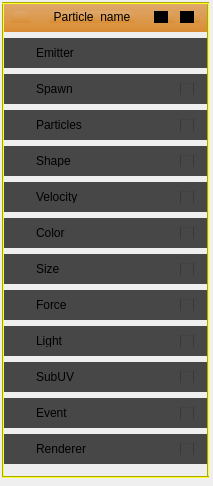
Above: Gems/OpenParticleSystem/Tools/OpenParticleSystemEditor/Window/ParticleItemWidget.ui from o3de/o3de before the change. Below: the same form after it.
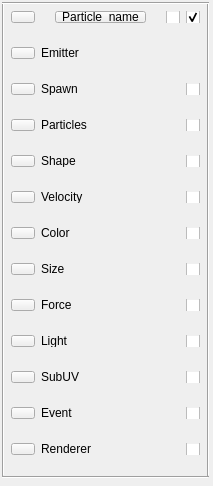
That is the form after the change. Icons and pictures are not drawn. Custom widgets are drawn as their Qt base class.

Commit message: Flatten the missing styles of the Editor and tools, at the Oct 28 cost

```diff
--- a/Gems/OpenParticleSystem/Tools/OpenParticleSystemEditor/Window/ParticleItemWidget.ui
+++ b/Gems/OpenParticleSystem/Tools/OpenParticleSystemEditor/Window/ParticleItemWidget.ui
@@ -55,14 +55,6 @@
         <height>30</height>
        </size>
       </property>
-      <property name="styleSheet">
-       <string notr="true">background-color: qlineargradient(spread:pad, x1:0, x2:0, y1:0, y2:1, stop:0 rgba(223, 169, 112, 255), stop:1 rgba(217, 141, 50, 255));
-border-top-left-radius: 8px;
-border-top-right-radius: 8px;
-border-bottom-left-radius: 1px;
-border-bottom-right-radius: 1px;
-</string>
-      </property>
       <layout class="QHBoxLayout" name="horizontalLayout_13">
        <item>
         <widget class="QToolButton" name="toolButton">
@@ -115,12 +107,6 @@
            <verstretch>0</verstretch>
           </sizepolicy>
          </property>
-         <property name="styleSheet">
-          <string notr="true">
-               QCheckBox::indicator:unchecked{image: url(:/Gallery/Asset_File.svg);}
-               QCheckBox::indicator:checked{image: url(:/Gallery/Favorite_File.svg);}
-             </string>
-         </property>
          <property name="text">
           <string/>
          </property>
@@ -137,10 +123,6 @@
            <verstretch>0</verstretch>
           </sizepolicy>
          </property>
-         <property name="styleSheet">
-          <string notr="true">QCheckBox::indicator:unchecked{image: url(:/stylesheet/img/UI20/checkbox/off.svg);}
-QCheckBox::indicator:checked{image: url(:/stylesheet/img/UI20/checkbox/on.svg);}</string>
-         </property>
          <property name="text">
           <string/>
          </property>
@@ -160,10 +142,6 @@
         <height>30</height>
        </size>
       </property>
-      <property name="styleSheet">
-       <string notr="true">background-color: #474747;
-border-radius: 1px;</string>
-      </property>
       <layout class="QHBoxLayout" name="horizontalLayout_25">
        <item>
         <widget class="QToolButton" name="toolButton_21">
@@ -194,10 +172,6 @@
         <height>30</height>
        </size>
       </property>
-      <property name="styleSheet">
-       <string notr="true">background-color: #474747;
-border-radius: 1px;</string>
-      </property>
       <layout class="QHBoxLayout" name="horizontalLayout_24">
        <item>
         <widget class="QToolButton" name="toolButton_20">
@@ -225,10 +199,6 @@
            <verstretch>0</verstretch>
           </sizepolicy>
          </property>
-         <property name="styleSheet">
-          <string notr="true">QCheckBox::indicator:unchecked{image: url(:/stylesheet/img/UI20/checkbox/off.svg);}
-QCheckBox::indicator:checked{image: url(:/stylesheet/img/UI20/checkbox/on.svg);}</string>
-         </property>
          <property name="text">
           <string/>
          </property>
@@ -245,10 +215,6 @@
         <height>30</height>
        </size>
       </property>
-      <property name="styleSheet">
-       <string notr="true">background-color: #474747;
-border-radius: 1px;</string>
-      </property>
       <layout class="QHBoxLayout" name="horizontalLayout_17">
        <item>
         <widget class="QToolButton" name="toolButton_10">
@@ -276,10 +242,6 @@
            <verstretch>0</verstretch>
           </sizepolicy>
          </property>
-         <property name="styleSheet">
-          <string notr="true">QCheckBox::indicator:unchecked{image: url(:/stylesheet/img/UI20/checkbox/off.svg);}
-QCheckBox::indicator:checked{image: url(:/stylesheet/img/UI20/checkbox/on.svg);}</string>
-         </property>
          <property name="text">
           <string/>
          </property>
@@ -296,10 +258,6 @@
         <height>30</height>
        </size>
       </property>
-      <property name="styleSheet">
-       <string notr="true">background-color: #474747;
-border-radius: 1px;</string>
-      </property>
       <layout class="QHBoxLayout" name="horizontalLayout_18">
        <item>
         <widget class="QToolButton" name="toolButton_11">
@@ -327,10 +285,6 @@
            <verstretch>0</verstretch>
           </sizepolicy>
          </property>
-         <property name="styleSheet">
-          <string notr="true">QCheckBox::indicator:unchecked{image: url(:/stylesheet/img/UI20/checkbox/off.svg);}
-QCheckBox::indicator:checked{image: url(:/stylesheet/img/UI20/checkbox/on.svg);}</string>
-         </property>
          <property name="text">
           <string/>
          </property>
@@ -353,10 +307,6 @@
         <height>30</height>
        </size>
       </property>
-      <property name="styleSheet">
-       <string notr="true">background-color: #474747;
-border-radius: 1px;</string>
-      </property>
       <layout class="QHBoxLayout" name="horizontalLayout_19">
        <item>
         <widget class="QToolButton" name="toolButton_12">
@@ -384,10 +334,6 @@
            <verstretch>0</verstretch>
           </sizepolicy>
          </property>
-         <property name="styleSheet">
-          <string notr="true">QCheckBox::indicator:unchecked{image: url(:/stylesheet/img/UI20/checkbox/off.svg);}
-QCheckBox::indicator:checked{image: url(:/stylesheet/img/UI20/checkbox/on.svg);}</string>
-         </property>
          <property name="text">
           <string/>
          </property>
@@ -404,10 +350,6 @@
         <height>30</height>
        </size>
       </property>
-      <property name="styleSheet">
-       <string notr="true">background-color: #474747;
-border-radius: 1px;</string>
-      </property>
       <layout class="QHBoxLayout" name="horizontalLayout_26">
        <item>
         <widget class="QToolButton" name="toolButton_17">
@@ -435,10 +377,6 @@
            <verstretch>0</verstretch>
           </sizepolicy>
          </property>
-         <property name="styleSheet">
-          <string notr="true">QCheckBox::indicator:unchecked{image: url(:/stylesheet/img/UI20/checkbox/off.svg);}
-QCheckBox::indicator:checked{image: url(:/stylesheet/img/UI20/checkbox/on.svg);}</string>
-         </property>
          <property name="text">
           <string/>
          </property>
@@ -455,10 +393,6 @@
         <height>30</height>
        </size>
       </property>
-      <property name="styleSheet">
-       <string notr="true">background-color: #474747;
-border-radius: 1px;</string>
-      </property>
       <layout class="QHBoxLayout" name="horizontalLayout_20">
        <item>
         <widget class="QToolButton" name="toolButton_13">
@@ -486,10 +420,6 @@
            <verstretch>0</verstretch>
           </sizepolicy>
          </property>
-         <property name="styleSheet">
-          <string notr="true">QCheckBox::indicator:unchecked{image: url(:/stylesheet/img/UI20/checkbox/off.svg);}
-QCheckBox::indicator:checked{image: url(:/stylesheet/img/UI20/checkbox/on.svg);}</string>
-         </property>
          <property name="text">
           <string/>
          </property>
@@ -506,10 +436,6 @@
         <height>30</height>
        </size>
       </property>
-      <property name="styleSheet">
-       <string notr="true">background-color: #474747;
-border-radius: 1px;</string>
-      </property>
       <layout class="QHBoxLayout" name="horizontalLayout_21">
        <item>
         <widget class="QToolButton" name="toolButton_14">
@@ -537,10 +463,6 @@
            <verstretch>0</verstretch>
           </sizepolicy>
          </property>
-         <property name="styleSheet">
-          <string notr="true">QCheckBox::indicator:unchecked{image: url(:/stylesheet/img/UI20/checkbox/off.svg);}
-QCheckBox::indicator:checked{image: url(:/stylesheet/img/UI20/checkbox/on.svg);}</string>
-         </property>
          <property name="text">
           <string/>
          </property>
@@ -557,10 +479,6 @@
         <height>30</height>
        </size>
       </property>
-      <property name="styleSheet">
-       <string notr="true">background-color: #474747;
-border-radius: 1px;</string>
-      </property>
       <layout class="QHBoxLayout" name="horizontalLayout_27">
        <item>
         <widget class="QToolButton" name="toolButton_18">
@@ -588,10 +506,6 @@
            <verstretch>0</verstretch>
           </sizepolicy>
          </property>
-         <property name="styleSheet">
-          <string notr="true">QCheckBox::indicator:unchecked{image: url(:/stylesheet/img/UI20/checkbox/off.svg);}
-QCheckBox::indicator:checked{image: url(:/stylesheet/img/UI20/checkbox/on.svg);}</string>
-         </property>
          <property name="text">
           <string/>
          </property>
@@ -608,10 +522,6 @@
         <height>30</height>
        </size>
       </property>
-      <property name="styleSheet">
-       <string notr="true">background-color: #474747;
-border-radius: 1px;</string>
-      </property>
       <layout class="QHBoxLayout" name="horizontalLayout_22">
        <item>
         <widget class="QToolButton" name="toolButton_15">
@@ -639,10 +549,6 @@
            <verstretch>0</verstretch>
           </sizepolicy>
          </property>
-         <property name="styleSheet">
-          <string notr="true">QCheckBox::indicator:unchecked{image: url(:/stylesheet/img/UI20/checkbox/off.svg);}
-QCheckBox::indicator:checked{image: url(:/stylesheet/img/UI20/checkbox/on.svg);}</string>
-         </property>
          <property name="text">
           <string/>
          </property>
@@ -659,10 +565,6 @@
         <height>30</height>
        </size>
       </property>
-      <property name="styleSheet">
-       <string notr="true">background-color: #474747;
-border-radius: 1px;</string>
-      </property>
       <layout class="QHBoxLayout" name="horizontalLayout_28">
        <item>
         <widget class="QToolButton" name="toolButton_19">
@@ -690,10 +592,6 @@
            <verstretch>0</verstretch>
           </sizepolicy>
          </property>
-         <property name="styleSheet">
-          <string notr="true">QCheckBox::indicator:unchecked{image: url(:/stylesheet/img/UI20/checkbox/off.svg);}
-QCheckBox::indicator:checked{image: url(:/stylesheet/img/UI20/checkbox/on.svg);}</string>
-         </property>
          <property name="text">
           <string/>
          </property>
@@ -710,10 +608,6 @@
         <height>30</height>
        </size>
       </property>
-      <property name="styleSheet">
-       <string notr="true">background-color: #474747;
-border-radius: 1px;</string>
-      </property>
       <layout class="QHBoxLayout" name="horizontalLayout_23">
        <item>
         <widget class="QToolButton" name="toolButton_16">
@@ -741,10 +635,6 @@
            <verstretch>0</verstretch>
           </sizepolicy>
          </property>
-         <property name="styleSheet">
-          <string notr="true">QCheckBox::indicator:unchecked{image: url(:/stylesheet/img/UI20/checkbox/off.svg);}
-QCheckBox::indicator:checked{image: url(:/stylesheet/img/UI20/checkbox/on.svg);}</string>
-         </property>
          <property name="text">
           <string/>
          </property>
@@ -777,9 +667,6 @@
      <height>474</height>
     </rect>
    </property>
-   <property name="styleSheet">
-    <string notr="true">order-top: 1px solid yellow; background-color: yellow; </string>
-   </property>
    <property name="orientation">
     <enum>Qt::Vertical</enum>
    </property>
@@ -793,9 +680,6 @@
      <height>474</height>
     </rect>
    </property>
-   <property name="styleSheet">
-    <string notr="true">order-top: 1px solid yellow; background-color: yellow; </string>
-   </property>
    <property name="orientation">
     <enum>Qt::Vertical</enum>
    </property>
@@ -809,9 +693,6 @@
      <height>2</height>
     </rect>
    </property>
-   <property name="styleSheet">
-    <string notr="true">order-top: 1px solid yellow; background-color: yellow; </string>
-   </property>
    <property name="orientation">
     <enum>Qt::Horizontal</enum>
    </property>
@@ -825,9 +706,6 @@
      <height>2</height>
     </rect>
    </property>
-   <property name="styleSheet">
-    <string notr="true">order-top: 1px solid yellow; background-color: yellow; </string>
-   </property>
    <property name="orientation">
     <enum>Qt::Horizontal</enum>
    </property>
```
The commit also changes 437 other files.
